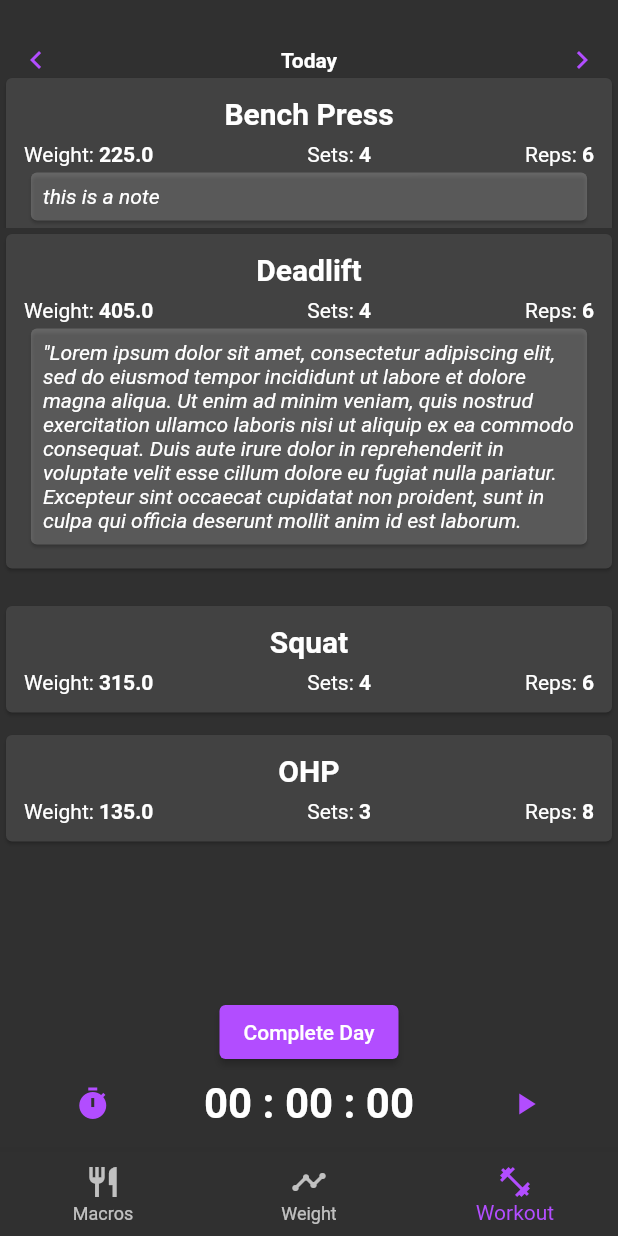
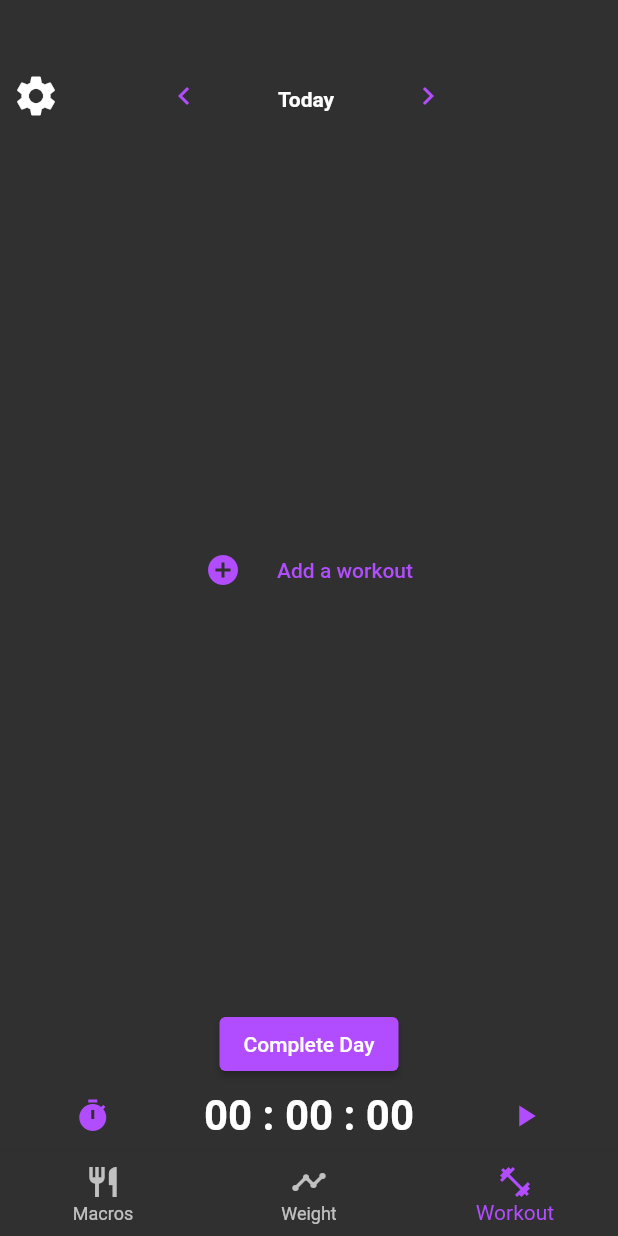
Before and after one commit to ZaneLittle/SwoleExperience, a Flutter app: the screen it shows after launch, item 3 of the bottom bar chosen, on a phone screen of 412 x 824 dp. Run offline on Flutter 3.47's test engine with Material 2 defaults, Android fonts, the phone set to English and light mode, and no system bars; our stand-ins replace datetime_picker_formfield, fl_chart, logger, sqflite; accounts and stored records are empty.

Commit message:
feat: Add basic workout configure page

```diff
--- /dev/null
+++ b/swole_experience/lib/components/preferences/settings_button.dart
@@ -0,0 +1,37 @@
+import 'dart:async';
+
+import 'package:flutter/material.dart';
+
+import 'package:swole_experience/components/preferences/settings.dart';
+
+class SettingsButton extends StatefulWidget {
+  const SettingsButton({
+    Key? key,
+    this.rebuildCallback,
+  }) : super(key: key);
+
+  final Function? rebuildCallback;
+
+  @override
+  State<SettingsButton> createState() => _SettingsButtonState();
+}
+
+class _SettingsButtonState extends State<SettingsButton> {
+  FutureOr rebuild(dynamic value) {
+    widget.rebuildCallback != null ? widget.rebuildCallback!(value) : null;
+  }
+
+  @override
+  Widget build(BuildContext context) {
+    return Padding(
+        padding: const EdgeInsets.only(right: 12),
+        child: IconButton(
+            icon: const Icon(Icons.settings),
+            iconSize: 32,
+            onPressed: () {
+              Navigator.push(context,
+                      MaterialPageRoute(builder: (context) => const Settings()))
+                  .then(rebuild);
+            }));
+  }
+}
--- a/swole_experience/lib/components/weight_tracker/weight_entry_form.dart
+++ b/swole_experience/lib/components/weight_tracker/weight_entry_form.dart
@@ -74,7 +74,7 @@ class _WeightEntryFormState extends State<WeightEntryForm> {
   @override
   Widget build(BuildContext context) {
     return Container(
-        height: MediaQuery.of(context).size.height * .1,
+        height: 80,
         width: 300,
         padding: const EdgeInsets.only(top: 12),
         child: Form(
--- a/swole_experience/lib/components/workouts/workout_card.dart
+++ b/swole_experience/lib/components/workouts/workout_card.dart
@@ -19,6 +19,7 @@ class WorkoutCard extends StatefulWidget {
 class _WorkoutCardState extends State<WorkoutCard> {
   final GlobalKey<_WorkoutCardState> _workoutListKey =
       GlobalKey<_WorkoutCardState>();
+
   final ScrollController _scrollController = ScrollController();
 
   bool hasNote() {
@@ -27,16 +28,22 @@ class _WorkoutCardState extends State<WorkoutCard> {
 
   double getHeight() {
     return hasNote()
-        ? (86 + ((widget.workout.notes!.length / 52).truncate() + 1) * 18)
-        : 86;
+        // ? (80 + ((widget.workout.notes!.length / 56).truncate() + 1) * 18 + 22)
+        ? getNoteHeight(widget.workout.notes!) + 80
+        : 80;
+  }
+
+  /// Scale notes to a max of 3 lines
+  double getNoteHeight(String notes) {
+    return (notes.length > 60 || notes.contains('\n')) ? 62 : 38;
   }
 
   Widget buildList() {
     Workout w = widget.workout; // alias because I'm lazy
-    return ListView(
-      controller: _scrollController,
-      children: [
-        Card(
+    return SizedBox(
+        height: getHeight(),
+        width: MediaQuery.of(context).size.width,
+        child: Card(
             child: Padding(
           padding: const EdgeInsets.symmetric(vertical: 12, horizontal: 12),
           child: Column(children: [
@@ -73,24 +80,24 @@ class _WorkoutCardState extends State<WorkoutCard> {
                     color: const Color(0x33ffffff),
                     child: SizedBox(
                         width: MediaQuery.of(context).size.width * 0.9,
+                        height: getNoteHeight(widget.workout.notes!) - 7,
                         child: Padding(
                             padding: const EdgeInsets.all(8),
-                            child: Text(widget.workout.notes!,
-                                style: const TextStyle(
-                                    fontStyle: FontStyle.italic)))))
+                            child: ListView(
+                                controller: _scrollController,
+                                children: [
+                                  Text(widget.workout.notes!,
+                                      style: const TextStyle(
+                                          fontStyle: FontStyle.italic))
+                                ]))))
                 : Container()
           ]),
-        ))
-      ],
-    );
+        )));
   }
 
   @override
   Widget build(BuildContext context) {
     return SizedBox(
-      key: _workoutListKey,
-      height: getHeight(),
-      child: buildList(),
-    );
+        key: _workoutListKey, height: getHeight(), child: buildList());
   }
 }
--- a/swole_experience/lib/components/workouts/workout_list.dart
+++ b/swole_experience/lib/components/workouts/workout_list.dart
@@ -1,5 +1,9 @@
+import 'dart:async';
+
 import 'package:flutter/material.dart';
 
+import 'package:swole_experience/components/workouts/workouts_configure.dart';
+import 'package:swole_experience/constants/common_styles.dart';
 import 'package:swole_experience/service/workout_service.dart';
 import 'package:swole_experience/model/workout.dart';
 import 'package:swole_experience/components/workouts/workout_card.dart';
@@ -20,19 +24,38 @@ class _WorkoutListState extends State<WorkoutList> {
       GlobalKey<_WorkoutListState>();
   final ScrollController _scrollController = ScrollController();
 
-  int day = 1; // TODO: initial day will come from some service - maybe lump in with preferences?
-
-
+  FutureOr rebuild(dynamic value) {
+    setState(() {});
+  }
 
   Widget buildList(AsyncSnapshot<List<Workout>> dataSnapshot) {
     if (dataSnapshot.connectionState == ConnectionState.waiting) {
       return const Center(child: Text('Loading...'));
-    } else
-      if (!dataSnapshot.hasData ||
+    } else if (!dataSnapshot.hasData ||
         dataSnapshot.data == null ||
-        dataSnapshot.data!.isEmpty
-    ) {
-      return const Center(child: Text('<TODO: Create link to workout config page>')); // TODO: TODO
+        dataSnapshot.data!.isEmpty) {
+      return TextButton(
+          onPressed: () {
+            Navigator.push(
+                    context,
+                    MaterialPageRoute(
+                        builder: (context) => const WorkoutsConfigure()))
+                .then(rebuild);
+          },
+          child: Align(
+              alignment: Alignment.center,
+              child: Row(
+                mainAxisAlignment: MainAxisAlignment.center,
+                children: const [
+                  Icon(Icons.add_circle, color: CommonStyles.primaryColour),
+                  Padding(
+                      padding: EdgeInsets.only(left: 24),
+                      child: Text(
+                        'Add a workout',
+                        style: TextStyle(color: CommonStyles.primaryColour),
+                      ))
+                ],
+              )));
     } else {
       return ListView(
         controller: _scrollController,
@@ -49,11 +72,10 @@ class _WorkoutListState extends State<WorkoutList> {
         future: WorkoutService.svc.getWorkouts(day: widget.day),
         builder: (BuildContext context, AsyncSnapshot<List<Workout>> snapshot) {
           return SizedBox(
-          key:_workoutListKey,
-          height: MediaQuery.of(context).size.height - 48 - 48 - 48 - 64,
+            key: _workoutListKey,
+            height: MediaQuery.of(context).size.height - 240,
             child: buildList(snapshot),
           );
-      }
-    );
+        });
   }
 }
--- a/swole_experience/lib/components/workouts/workouts.dart
+++ b/swole_experience/lib/components/workouts/workouts.dart
@@ -1,7 +1,12 @@
+import 'dart:async';
+
 import 'package:flutter/material.dart';
+import 'package:swole_experience/components/preferences/settings_button.dart';
 import 'package:swole_experience/components/workouts/timer.dart';
 import 'package:swole_experience/components/workouts/workout_list.dart';
 import 'package:swole_experience/constants/common_styles.dart';
+
+import '../preferences/settings.dart';
 
 class Workouts extends StatefulWidget {
   const Workouts({Key? key, this.context}) : super(key: key);
@@ -15,32 +20,37 @@ class Workouts extends StatefulWidget {
 class _WorkoutsState extends State<Workouts> {
   final GlobalKey<_WorkoutsState> _workoutsKey = GlobalKey<_WorkoutsState>();
 
+  FutureOr rebuild(dynamic value) {
+    setState(() {});
+  }
+
   int day = 1; // TODO: hook up to preferences
   String dayText = 'Today';
 
   Widget buildDaySelect() {
-    return SizedBox(
-      height: 48,
-      child: Padding(
-          padding: const EdgeInsets.only(top: 20),
+    // TODO: Dont show day select (only settings) if no workouts available
+        return Padding(
+          padding: const EdgeInsets.only(top: 40),
           child: Row(
             mainAxisAlignment: MainAxisAlignment.spaceBetween,
             children: [
+              Padding(padding: const EdgeInsets.only(top: 0), child: SettingsButton(rebuildCallback: rebuild)),
               IconButton(
                   onPressed: () {},
                   icon: const Icon(Icons.keyboard_arrow_left,
                       color: CommonStyles.primaryColour)),
               Padding(
-                  padding: const EdgeInsets.only(top: 12),
+                  padding: const EdgeInsets.only(top: 4),
                   child: Text(dayText,
                       style: const TextStyle(fontWeight: FontWeight.bold))),
               IconButton(
                   onPressed: () {},
                   icon: const Icon(Icons.keyboard_arrow_right,
                       color: CommonStyles.primaryColour)),
+              const SizedBox(width: 64)
             ],
-          )),
-    );
+          ));
+    // ); // );
   }
 
   Widget buildList() {
--- a/swole_experience/lib/service/workout_service.dart
+++ b/swole_experience/lib/service/workout_service.dart
@@ -63,6 +63,35 @@ class WorkoutService {
       sets: 3,
       reps: 8,
     ),
+    Workout(
+      id: '8847',
+      day: 1,
+      dayOrder: 3,
+      name: 'Curls',
+      weight: 60,
+      sets: 3,
+      reps: 12,
+    ),
+    Workout(
+      id: '3051',
+      day: 1,
+      dayOrder: 3,
+      name: 'Rows',
+      weight: 135,
+      sets: 4,
+      reps: 6,
+      notes: "This is a two line note\n - hello"
+    ),
+    Workout(
+      id: '9666',
+      day: 1,
+      dayOrder: 3,
+      name: 'Incline Press',
+      weight: 65,
+      sets: 3,
+      reps: 8,
+      notes: "This is a multi line note\nthis is the second line \nWe have a third line here"
+    ),
   ];
 
   /**
@@ -121,13 +150,13 @@ class WorkoutService {
             orderBy: 'dayOrder',
           );
 
-    // return workouts.isNotEmpty
-    //     ? workouts.map((w) => Workout.fromMap(w)).toList()
-    //     : [];
-    return mockData;
+    return workouts.isNotEmpty
+        ? workouts.map((w) => Workout.fromMap(w)).toList()
+        : [];
+    // return mockData;
   }
 
-  Future<int> addWorkout(Workout workout) async {
+  Future<int> createWorkout(Workout workout) async {
     Database db = await svc.db;
     return await db.insert(_dbName, workout.toMap());
   }
```
Also changed, not shown: swole_experience/lib/components/preferences/settings.dart (+55 -20 lines), swole_experience/lib/components/weight_tracker/weight_tracker.dart (+2 -12 lines), swole_experience/lib/components/workouts/workout_create_update_form.dart (added, +57 -0 lines), swole_experience/lib/components/workouts/workouts_configure.dart (added, +152 -0 lines). Lines whose indentation alone changed are shown as unchanged.
